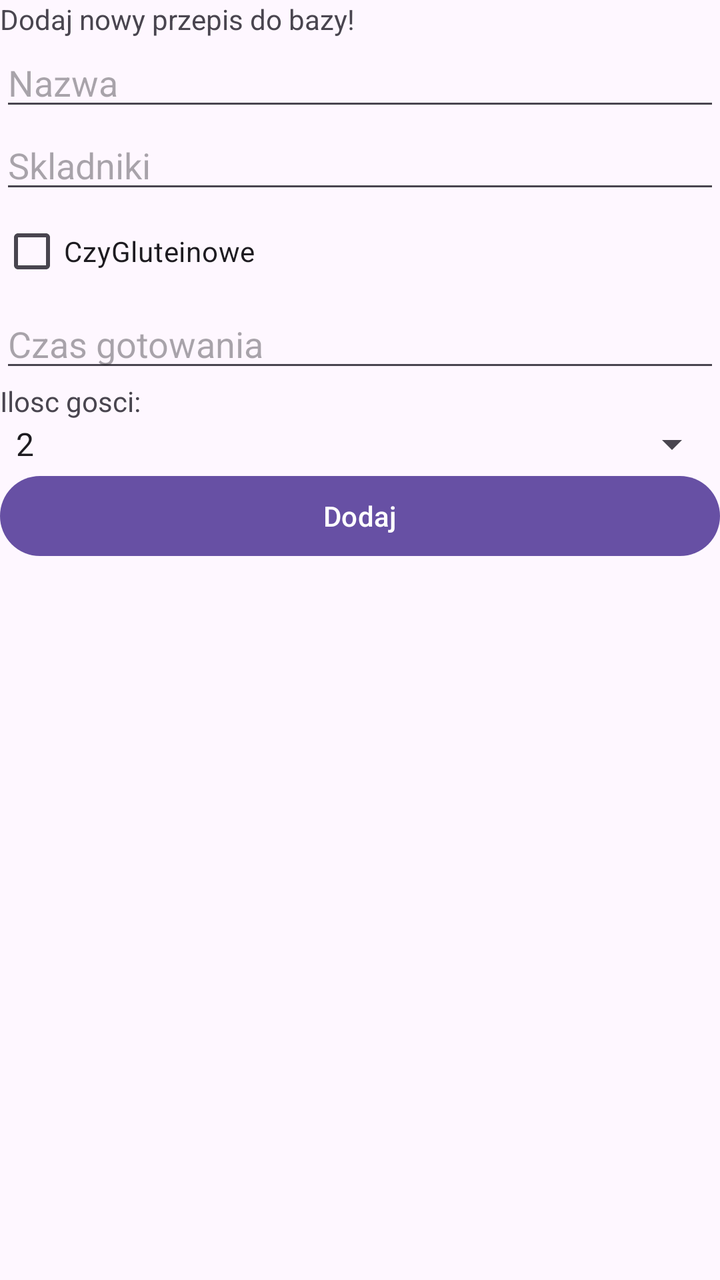
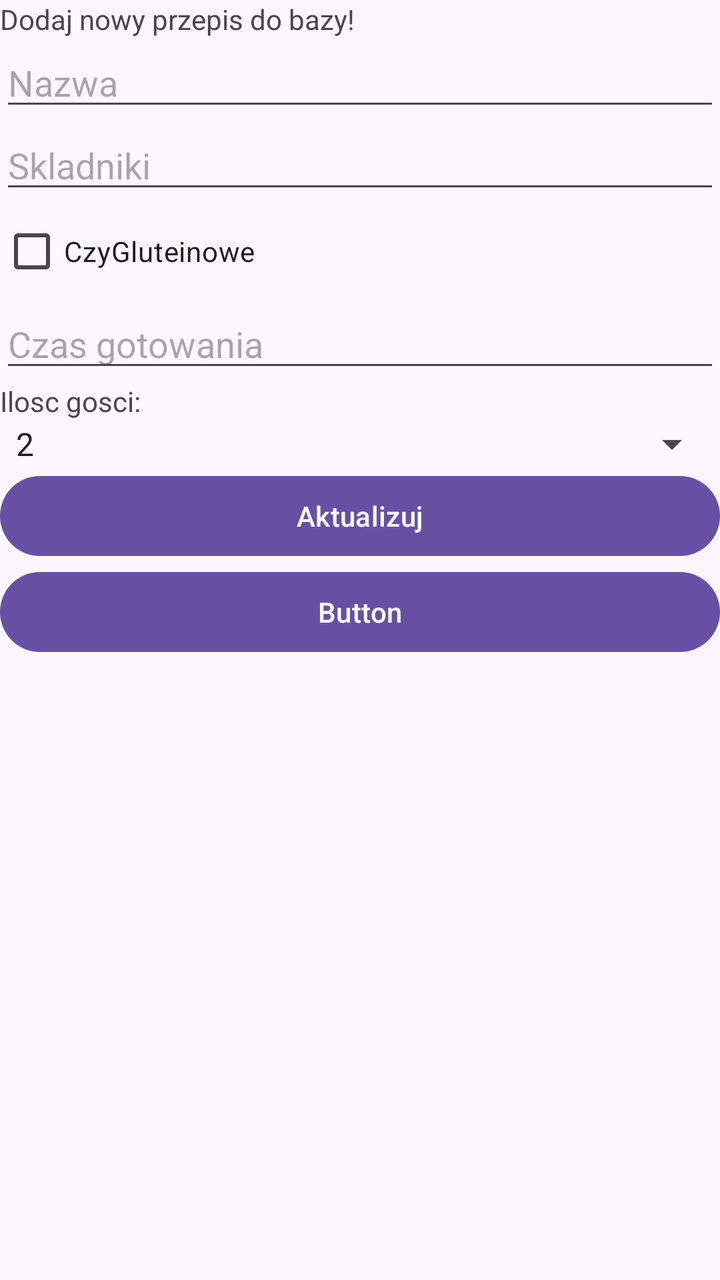

An Android layout rendered at two revisions. The XML below is the earlier revision; the diff shows what the commit changed to produce the second picture.
<!-- AndroidManifest.xml: application theme Theme.Przepisy -->
<!-- res/layout/activity_main.xml -->
<?xml version="1.0" encoding="utf-8"?>
<LinearLayout xmlns:android="http://schemas.android.com/apk/res/android"
    xmlns:app="http://schemas.android.com/apk/res-auto"
    xmlns:tools="http://schemas.android.com/tools"
    android:id="@+id/main"
    android:layout_width="match_parent"
    android:layout_height="match_parent"
    android:orientation="vertical"
    tools:context=".MainActivity">

    <TextView
        android:layout_width="wrap_content"
        android:layout_height="wrap_content"
        android:text="Dodaj nowy przepis do bazy!" />

    <EditText
        android:id="@+id/editTextNazwa"
        android:layout_width="match_parent"
        android:layout_height="wrap_content"
        android:ems="10"
        android:inputType="text"
        android:hint="Nazwa" />

    <EditText
        android:id="@+id/editTextSkladnik"
        android:layout_width="match_parent"
        android:layout_height="wrap_content"
        android:ems="10"
        android:inputType="text"
        android:hint="Skladniki" />

    <CheckBox
        android:id="@+id/checkBox"
        android:layout_width="match_parent"
        android:layout_height="wrap_content"
        android:text="CzyGluteinowe" />

    <EditText
        android:id="@+id/editTextText3"
        android:layout_width="match_parent"
        android:layout_height="wrap_content"
        android:ems="10"
        android:inputType="number"
        android:hint="Czas gotowania" />

    <TextView
        android:id="@+id/textView"
        android:layout_width="match_parent"
        android:layout_height="wrap_content"
        android:text="Ilosc gosci:" />

    <Spinner
        android:id="@+id/spinner"
        android:layout_width="match_parent"
        android:layout_height="wrap_content"
        android:entries="@array/iloscgosci"
        />

    <Button
        android:id="@+id/button"
        android:layout_width="match_parent"
        android:layout_height="wrap_content"
        android:text="Dodaj" />

    <ListView
        android:id="@+id/listview"
        android:layout_width="match_parent"
        android:layout_height="match_parent" />

</LinearLayout>
<!-- resources referenced by this layout -->
<resources>
  <string-array name="iloscgosci">
          <item>2</item>
          <item>4</item>
          <item>8</item>
          <item>10</item>
      </string-array>
  <style name="Theme.Przepisy" parent="Base.Theme.Przepisy" />
  <style name="Base.Theme.Przepisy" parent="Theme.Material3.DayNight.NoActionBar">
          
          
      </style>
</resources>

<!-- the commit's change to res/layout/activity_main.xml (unified diff, before → after) -->
@@ -60,7 +60,13 @@
         android:id="@+id/button"
         android:layout_width="match_parent"
         android:layout_height="wrap_content"
-        android:text="Dodaj" />
+        android:text="Aktualizuj" />
+
+    <Button
+        android:id="@+id/buttonAktualizuj"
+        android:layout_width="match_parent"
+        android:layout_height="wrap_content"
+        android:text="Button" />
 
     <ListView
         android:id="@+id/listview"
